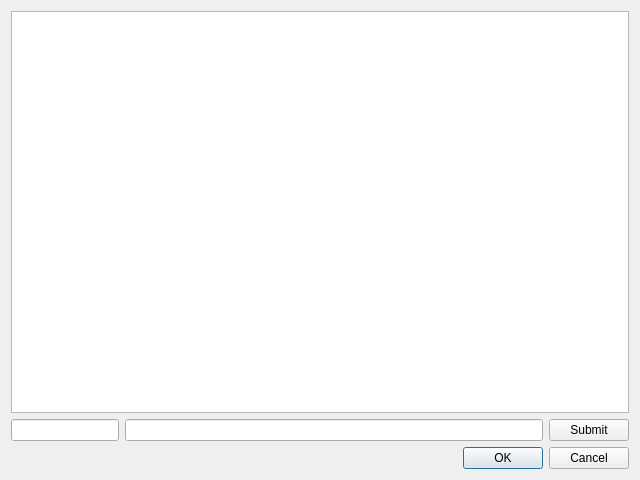
Qt form src/desktop/imap_console_dialog.ui (chwnam/lifemotif-desktop) before a commit.
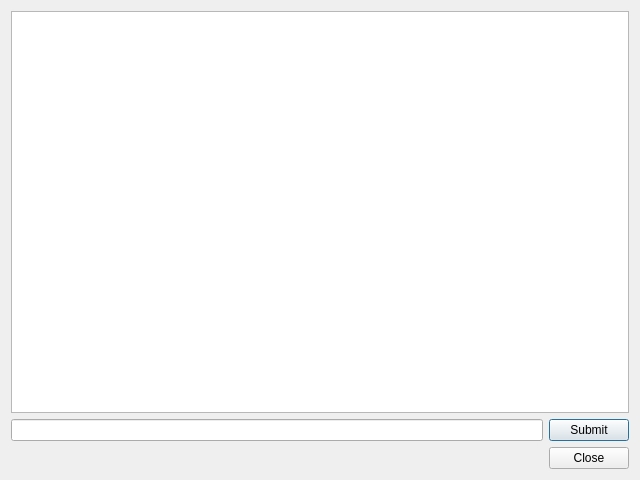
The same form after that commit.

Patch:
```diff
--- a/src/desktop/imap_console_dialog.ui
+++ b/src/desktop/imap_console_dialog.ui
@@ -36,17 +36,10 @@
       </widget>
      </item>
      <item>
-      <layout class="QHBoxLayout" name="horizontalLayout" stretch="0,1,0">
+      <layout class="QHBoxLayout" name="horizontalLayout" stretch="1,0">
        <property name="sizeConstraint">
         <enum>QLayout::SetMinAndMaxSize</enum>
        </property>
-       <item>
-        <widget class="QLineEdit" name="tagEdit">
-         <property name="readOnly">
-          <bool>true</bool>
-         </property>
-        </widget>
-       </item>
        <item>
         <widget class="QLineEdit" name="commandEdit"/>
        </item>
@@ -67,7 +60,7 @@
       <enum>Qt::Horizontal</enum>
      </property>
      <property name="standardButtons">
-      <set>QDialogButtonBox::Cancel|QDialogButtonBox::Ok</set>
+      <set>QDialogButtonBox::Close</set>
      </property>
     </widget>
    </item>
```
Left out of the diff: 2 changed lines with no effect on the pictures.
